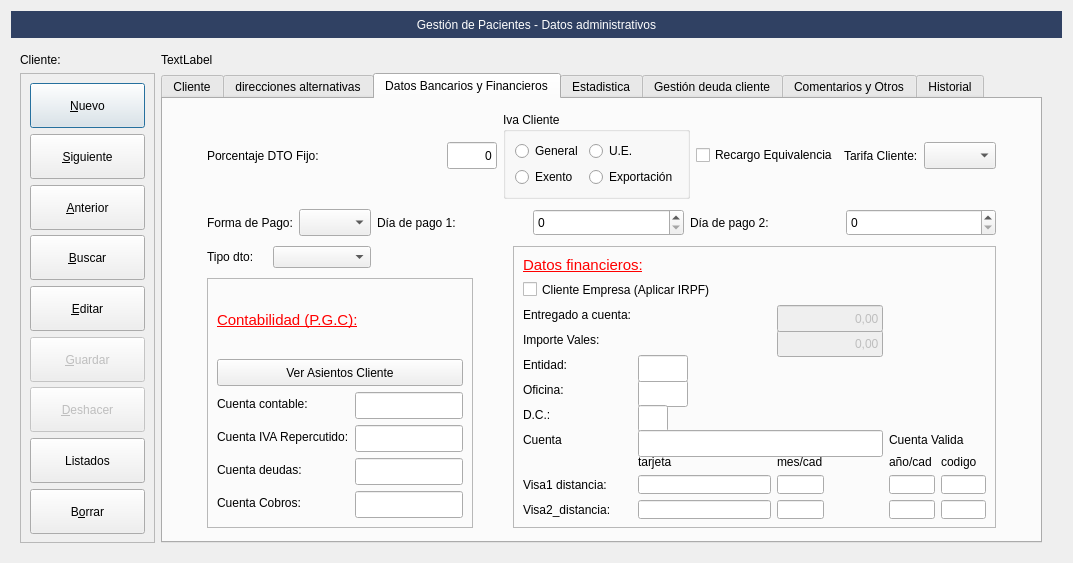
This is Zona_Pacientes/frmClientes.ui in arcnexus/RedFoX as Qt 5 draws it before an edit. The edited form follows.
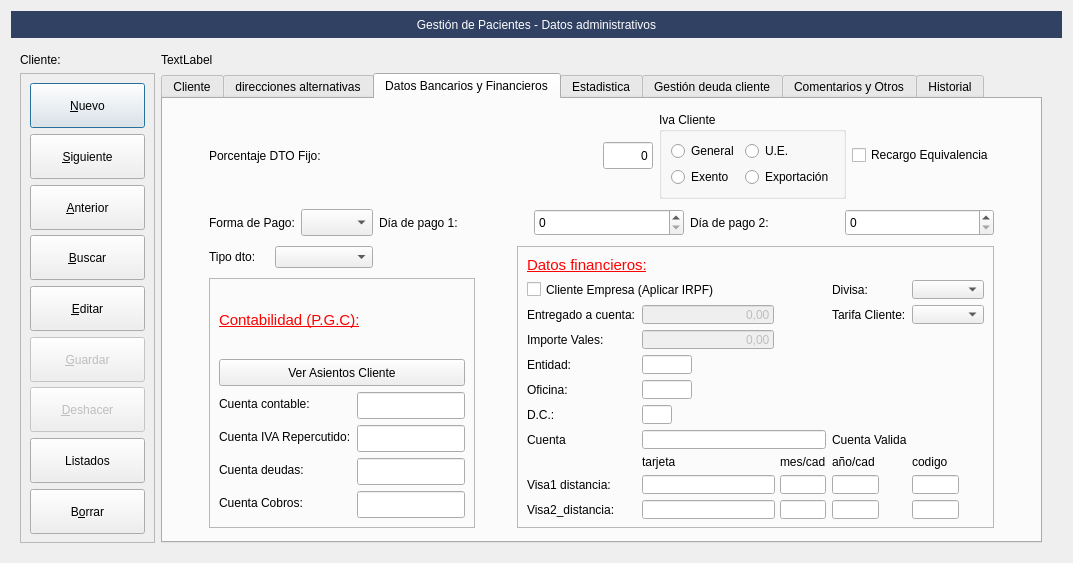
This is the edited form. The open tabs and pages were chosen to show the change. Icons and pictures are not drawn. Custom widgets are drawn as their Qt base class.

Commit message: Divisas en documentos ventas

Patch:
```diff
--- a/Zona_Pacientes/frmClientes.ui
+++ b/Zona_Pacientes/frmClientes.ui
@@ -1598,23 +1598,6 @@
                </property>
               </widget>
              </item>
-             <item>
-              <widget class="QLabel" name="label_33">
-               <property name="text">
-                <string>Tarifa Cliente:</string>
-               </property>
-              </widget>
-             </item>
-             <item>
-              <widget class="QComboBox" name="cbotarifa_cliente">
-               <property name="minimumSize">
-                <size>
-                 <width>0</width>
-                 <height>27</height>
-                </size>
-               </property>
-              </widget>
-             </item>
             </layout>
            </item>
            <item row="3" column="0">
@@ -1752,12 +1735,6 @@
                 </item>
                 <item row="4" column="1">
                  <widget class="QLineEdit" name="txtoficina_bancaria">
-                  <property name="minimumSize">
-                   <size>
-                    <width>0</width>
-                    <height>27</height>
-                   </size>
-                  </property>
                   <property name="maximumSize">
                    <size>
                     <width>50</width>
@@ -1788,12 +1765,6 @@
                 </item>
                 <item row="5" column="1">
                  <widget class="QLineEdit" name="txtdc">
-                  <property name="minimumSize">
-                   <size>
-                    <width>0</width>
-                    <height>27</height>
-                   </size>
-                  </property>
                   <property name="maximumSize">
                    <size>
                     <width>30</width>
@@ -1812,28 +1783,6 @@
                   </property>
                  </widget>
                 </item>
-                <item row="2" column="2">
-                 <widget class="QLineEdit" name="txtvales">
-                  <property name="enabled">
-                   <bool>false</bool>
-                  </property>
-                  <property name="minimumSize">
-                   <size>
-                    <width>0</width>
-                    <height>27</height>
-                   </size>
-                  </property>
-                  <property name="focusPolicy">
-                   <enum>Qt::NoFocus</enum>
-                  </property>
-                  <property name="text">
-                   <string>0,00</string>
-                  </property>
-                  <property name="alignment">
-                   <set>Qt::AlignRight|Qt::AlignTrailing|Qt::AlignVCenter</set>
-                  </property>
-                 </widget>
-                </item>
                 <item row="6" column="0">
                  <widget class="QLabel" name="label_81">
                   <property name="text">
@@ -1842,14 +1791,7 @@
                  </widget>
                 </item>
                 <item row="6" column="1" colspan="2">
-                 <widget class="QLineEdit" name="txtcuenta_corriente">
-                  <property name="minimumSize">
-                   <size>
-                    <width>0</width>
-                    <height>27</height>
-                   </size>
-                  </property>
-                 </widget>
+                 <widget class="QLineEdit" name="txtcuenta_corriente"/>
                 </item>
                 <item row="1" column="0">
                  <widget class="QLabel" name="label_76">
@@ -1860,12 +1802,6 @@
                 </item>
                 <item row="3" column="1">
                  <widget class="QLineEdit" name="txtentidad_bancaria">
-                  <property name="minimumSize">
-                   <size>
-                    <width>0</width>
-                    <height>27</height>
-                   </size>
-                  </property>
                   <property name="maximumSize">
                    <size>
                     <width>50</width>
@@ -1894,28 +1830,6 @@
                   </property>
                  </widget>
                 </item>
-                <item row="1" column="2">
-                 <widget class="QLineEdit" name="txtimporte_a_cuenta">
-                  <property name="enabled">
-                   <bool>false</bool>
-                  </property>
-                  <property name="minimumSize">
-                   <size>
-                    <width>0</width>
-                    <height>27</height>
-                   </size>
-                  </property>
-                  <property name="focusPolicy">
-                   <enum>Qt::NoFocus</enum>
-                  </property>
-                  <property name="text">
-                   <string>0,00</string>
-                  </property>
-                  <property name="alignment">
-                   <set>Qt::AlignRight|Qt::AlignTrailing|Qt::AlignVCenter</set>
-                  </property>
-                 </widget>
-                </item>
                 <item row="9" column="0">
                  <widget class="QLabel" name="label_26">
                   <property name="text">
@@ -1998,6 +1912,58 @@
                   </property>
                  </widget>
                 </item>
+                <item row="0" column="3">
+                 <widget class="QLabel" name="label_65">
+                  <property name="text">
+                   <string>Divisa:</string>
+                  </property>
+                 </widget>
+                </item>
+                <item row="0" column="4">
+                 <widget class="QComboBox" name="cboDivisa"/>
+                </item>
+                <item row="1" column="3">
+                 <widget class="QLabel" name="label_33">
+                  <property name="text">
+                   <string>Tarifa Cliente:</string>
+                  </property>
+                 </widget>
+                </item>
+                <item row="1" column="4">
+                 <widget class="QComboBox" name="cbotarifa_cliente"/>
+                </item>
+                <item row="1" column="1">
+                 <widget class="QLineEdit" name="txtimporte_a_cuenta">
+                  <property name="enabled">
+                   <bool>false</bool>
+                  </property>
+                  <property name="focusPolicy">
+                   <enum>Qt::NoFocus</enum>
+                  </property>
+                  <property name="text">
+                   <string>0,00</string>
+                  </property>
+                  <property name="alignment">
+                   <set>Qt::AlignRight|Qt::AlignTrailing|Qt::AlignVCenter</set>
+                  </property>
+                 </widget>
+                </item>
+                <item row="2" column="1">
+                 <widget class="QLineEdit" name="txtvales">
+                  <property name="enabled">
+                   <bool>false</bool>
+                  </property>
+                  <property name="focusPolicy">
+                   <enum>Qt::NoFocus</enum>
+                  </property>
+                  <property name="text">
+                   <string>0,00</string>
+                  </property>
+                  <property name="alignment">
+                   <set>Qt::AlignRight|Qt::AlignTrailing|Qt::AlignVCenter</set>
+                  </property>
+                 </widget>
+                </item>
                </layout>
               </item>
               <item row="0" column="0">
```
Left out of the diff: 1 changed line with no effect on the pictures. The commit also changes 23 other files.
